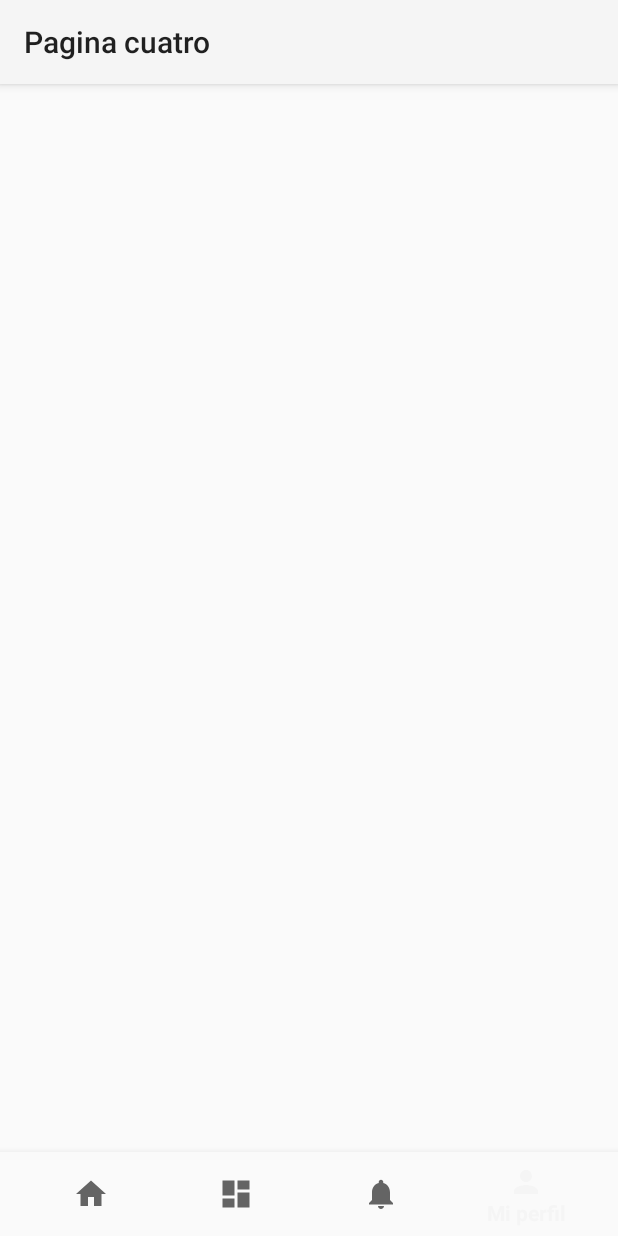
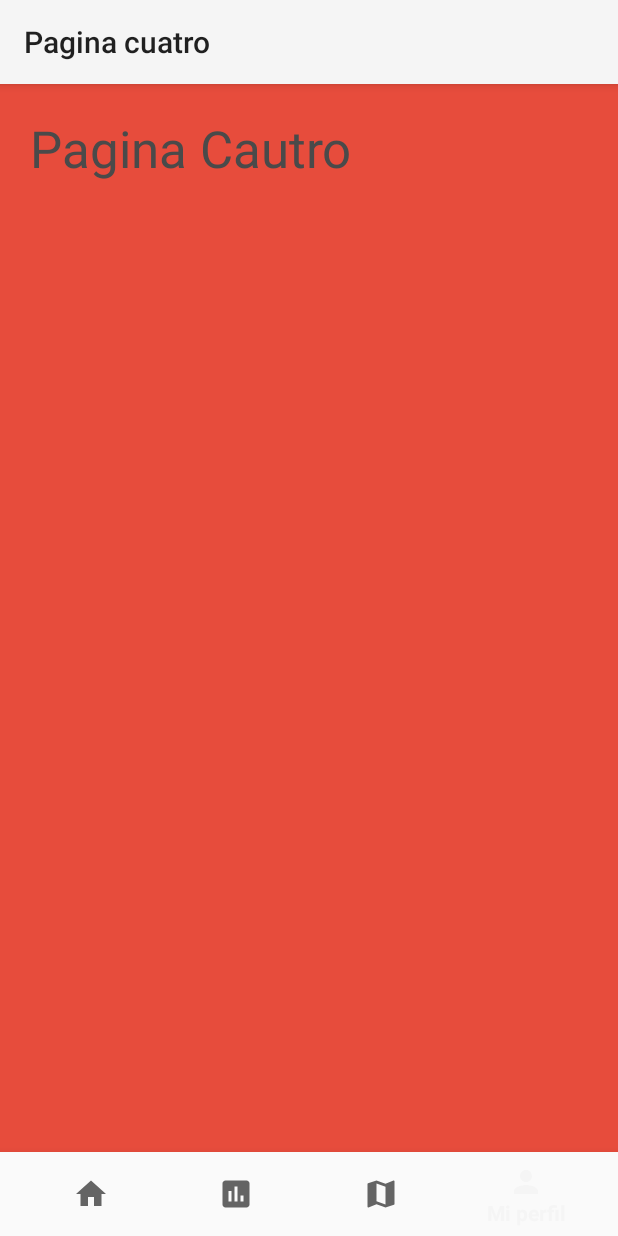
Before and after one commit to NicolasU-N/MyTransport, an Android app: the MainActivity screen opened directly, with no data from a screen before it, item 4 of the bottom bar chosen, on a phone screen of 412 x 824 dp. Run offline under Robolectric (Android 15) with nearby library versions, the phone set to English and light mode, and no system bars.

Commit message:
Se corrige Error de botones en el slider, se modifica Bottom Navigation Bar

```diff
--- a/app/src/main/java/com/demo/nicolas/mytransport/MainActivity.java
+++ b/app/src/main/java/com/demo/nicolas/mytransport/MainActivity.java
@@ -24,7 +24,7 @@ public class MainActivity extends AppCompatActivity {
                     setTitle("Pagina Uno");
                     PaginaUno fragment = new PaginaUno();
                     FragmentTransaction fragmentTransaction = getSupportFragmentManager().beginTransaction();
-                    fragmentTransaction.replace(R.id.content,fragment,"FragmentName");
+                    fragmentTransaction.replace(R.id.container,fragment,"FragmentName");
                     fragmentTransaction.commit();
                     return true;
 
@@ -33,7 +33,7 @@ public class MainActivity extends AppCompatActivity {
                     setTitle("Pagina Dos");
                     PaginaDos fragment2 = new PaginaDos();
                     FragmentTransaction fragmentTransaction2 = getSupportFragmentManager().beginTransaction();
-                    fragmentTransaction2.replace(R.id.content,fragment2,"FragmentName");
+                    fragmentTransaction2.replace(R.id.container,fragment2,"FragmentName");
                     fragmentTransaction2.commit();
                     return true;
 
@@ -42,7 +42,7 @@ public class MainActivity extends AppCompatActivity {
                     setTitle("Pagina Tres");
                     PaginaTres fragment3 = new PaginaTres();
                     FragmentTransaction fragmentTransaction3 = getSupportFragmentManager().beginTransaction();
-                    fragmentTransaction3.replace(R.id.content,fragment3,"FragmentName");
+                    fragmentTransaction3.replace(R.id.container,fragment3,"FragmentName");
                     fragmentTransaction3.commit();
                     return true;
 
@@ -51,7 +51,7 @@ public class MainActivity extends AppCompatActivity {
                     setTitle("Pagina cuatro");
                     PaginaCuatro fragment4 = new PaginaCuatro();
                     FragmentTransaction fragmentTransaction4 = getSupportFragmentManager().beginTransaction();
-                    fragmentTransaction4.replace(R.id.content,fragment4,"FragmentName");
+                    fragmentTransaction4.replace(R.id.container,fragment4,"FragmentName");
                     fragmentTransaction4.commit();
                     return true;
             }
@@ -74,7 +74,7 @@ public class MainActivity extends AppCompatActivity {
         setTitle("Pagina Uno");
         PaginaUno fragment = new PaginaUno();
         FragmentTransaction fragmentTransaction = getSupportFragmentManager().beginTransaction();
-        fragmentTransaction.replace(R.id.content,fragment,"FragmentName");
+        fragmentTransaction.replace(R.id.container,fragment,"FragmentName");
         fragmentTransaction.commit();
     }
 
--- a/app/src/main/java/com/demo/nicolas/mytransport/SliderMain.java
+++ b/app/src/main/java/com/demo/nicolas/mytransport/SliderMain.java
@@ -63,6 +63,7 @@ public class SliderMain extends AppCompatActivity {
         });
     }
 
+
     public void añadirPuntos(int posicion){
         mDots = new TextView[3];
         dotLayout.removeAllViews();
@@ -103,6 +104,7 @@ public class SliderMain extends AppCompatActivity {
 
                 btnSiguiente.setText("Siguiente");
                 btnAtras.setText("");
+
             }else if(i == mDots.length - 1){
                 btnSiguiente.setEnabled(true);
                 btnAtras.setEnabled(true);
@@ -116,6 +118,7 @@ public class SliderMain extends AppCompatActivity {
                     public void onClick(View v) {
                         Intent intent = new Intent(SliderMain.this, MainActivity.class);
                         startActivity(intent);
+                        finish(); // Finalizamos para no devolvernos
                     }
                 });
 
@@ -126,6 +129,18 @@ public class SliderMain extends AppCompatActivity {
 
                 btnAtras.setText("Atrás");
                 btnSiguiente.setText("Siguiente");
+
+
+                //OnClickListners
+
+                btnSiguiente.setOnClickListener(new View.OnClickListener() {
+                    @Override
+                    public void onClick(View v) {
+                        myslideViewPager.setCurrentItem(pagina_actual + 1);
+                    }
+                });
+
+
             }
         }
 
--- a/app/src/main/res/drawable/ic_dashboard_black_24dp.xml
+++ /dev/null
@@ -1,9 +0,0 @@
-<vector xmlns:android="http://schemas.android.com/apk/res/android"
-    android:width="24dp"
-    android:height="24dp"
-    android:viewportWidth="24.0"
-    android:viewportHeight="24.0">
-    <path
-        android:fillColor="#FF000000"
-        android:pathData="M3,13h8L11,3L3,3v10zM3,21h8v-6L3,15v6zM13,21h8L21,11h-8v10zM13,3v6h8L21,3h-8z" />
-</vector>
--- /dev/null
+++ b/app/src/main/res/drawable/ic_insert_chart_black_24dp.xml
@@ -0,0 +1,9 @@
+<vector xmlns:android="http://schemas.android.com/apk/res/android"
+        android:width="24dp"
+        android:height="24dp"
+        android:viewportWidth="24.0"
+        android:viewportHeight="24.0">
+    <path
+        android:fillColor="#FF000000"
+        android:pathData="M19,3L5,3c-1.1,0 -2,0.9 -2,2v14c0,1.1 0.9,2 2,2h14c1.1,0 2,-0.9 2,-2L21,5c0,-1.1 -0.9,-2 -2,-2zM9,17L7,17v-7h2v7zM13,17h-2L11,7h2v10zM17,17h-2v-4h2v4z"/>
+</vector>
--- /dev/null
+++ b/app/src/main/res/drawable/ic_map_black_24dp.xml
@@ -0,0 +1,9 @@
+<vector xmlns:android="http://schemas.android.com/apk/res/android"
+        android:width="24dp"
+        android:height="24dp"
+        android:viewportWidth="24.0"
+        android:viewportHeight="24.0">
+    <path
+        android:fillColor="#FF000000"
+        android:pathData="M20.5,3l-0.16,0.03L15,5.1 9,3 3.36,4.9c-0.21,0.07 -0.36,0.25 -0.36,0.48V20.5c0,0.28 0.22,0.5 0.5,0.5l0.16,-0.03L9,18.9l6,2.1 5.64,-1.9c0.21,-0.07 0.36,-0.25 0.36,-0.48V3.5c0,-0.28 -0.22,-0.5 -0.5,-0.5zM15,19l-6,-2.11V5l6,2.11V19z"/>
+</vector>
--- a/app/src/main/res/drawable/ic_notifications_black_24dp.xml
+++ /dev/null
@@ -1,9 +0,0 @@
-<vector xmlns:android="http://schemas.android.com/apk/res/android"
-    android:width="24dp"
-    android:height="24dp"
-    android:viewportWidth="24.0"
-    android:viewportHeight="24.0">
-    <path
-        android:fillColor="#FF000000"
-        android:pathData="M12,22c1.1,0 2,-0.9 2,-2h-4c0,1.1 0.89,2 2,2zM18,16v-5c0,-3.07 -1.64,-5.64 -4.5,-6.32L13.5,4c0,-0.83 -0.67,-1.5 -1.5,-1.5s-1.5,0.67 -1.5,1.5v0.68C7.63,5.36 6,7.92 6,11v5l-2,2v1h16v-1l-2,-2z" />
-</vector>
--- a/app/src/main/res/menu/navigation.xml
+++ b/app/src/main/res/menu/navigation.xml
@@ -4,21 +4,21 @@
     <item
         android:id="@+id/navigation_home"
         android:icon="@drawable/ic_home_black_24dp"
-        android:title="@string/title_home" />
+        android:title="@string/titulo_inico" />
 
     <item
         android:id="@+id/navigation_dashboard"
-        android:icon="@drawable/ic_dashboard_black_24dp"
-        android:title="@string/title_dashboard" />
+        android:icon="@drawable/ic_insert_chart_black_24dp"
+        android:title="@string/titulo_valora" />
 
     <item
         android:id="@+id/navigation_notifications"
-        android:icon="@drawable/ic_notifications_black_24dp"
-        android:title="@string/title_notifications" />
+        android:icon="@drawable/ic_map_black_24dp"
+        android:title="@string/titulo_mapa" />
 
     <item
         android:id="@+id/mi_perfil"
         android:icon="@drawable/ic_person_black_24dp"
-        android:title="Mi perfil" />
+        android:title="@string/titulo_perfil" />
 
 </menu>
--- a/app/src/main/res/values/strings.xml
+++ b/app/src/main/res/values/strings.xml
@@ -1,10 +1,14 @@
 <resources>
     <string name="app_name">My Transport</string>
     <string name="title_activity_main">MainActivity</string>
-    <string name="title_home">Home</string>
-    <string name="title_dashboard">Dashboard</string>
-    <string name="title_notifications">Notifications</string>
+
+    <!--Bottom Navigation Bar -->
+    <string name="titulo_inico">Inicio</string>
+    <string name="titulo_valora">Valoraciones</string>
+    <string name="titulo_mapa">Mapa</string>
+    <string name="titulo_perfil">Mi perfil</string>
 
     <!-- TODO: Remove or change this placeholder text -->
     <string name="hello_blank_fragment">Hello blank fragment</string>
+
 </resources>
```
